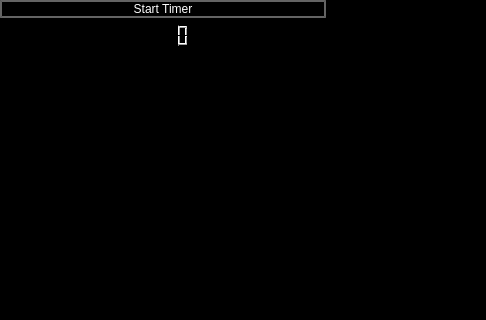
MrHase/Presentation, file helperscreenpresentation.ui: the form before one commit; both pictures show x 0 to 486 and y 0 to 320 of the 658 by 408 pixel window.
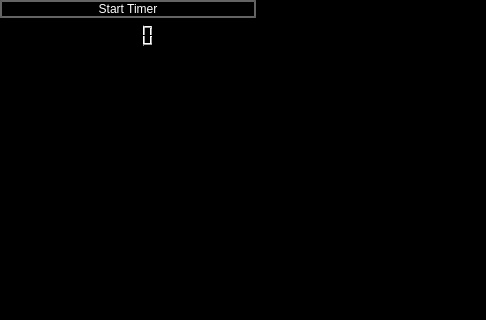
The form after the commit.

Diff of the .ui file:
```diff
--- a/helperscreenpresentation.ui
+++ b/helperscreenpresentation.ui
@@ -47,6 +47,9 @@
        <property name="text">
         <string>Start Timer</string>
        </property>
+       <property name="flat">
+        <bool>false</bool>
+       </property>
       </widget>
      </item>
      <item>
@@ -59,6 +62,12 @@
    </item>
    <item>
     <widget class="QGraphicsView" name="graphicsView">
+     <property name="sizePolicy">
+      <sizepolicy hsizetype="Expanding" vsizetype="Expanding">
+       <horstretch>2</horstretch>
+       <verstretch>2</verstretch>
+      </sizepolicy>
+     </property>
      <property name="verticalScrollBarPolicy">
       <enum>Qt::ScrollBarAlwaysOff</enum>
      </property>
```
